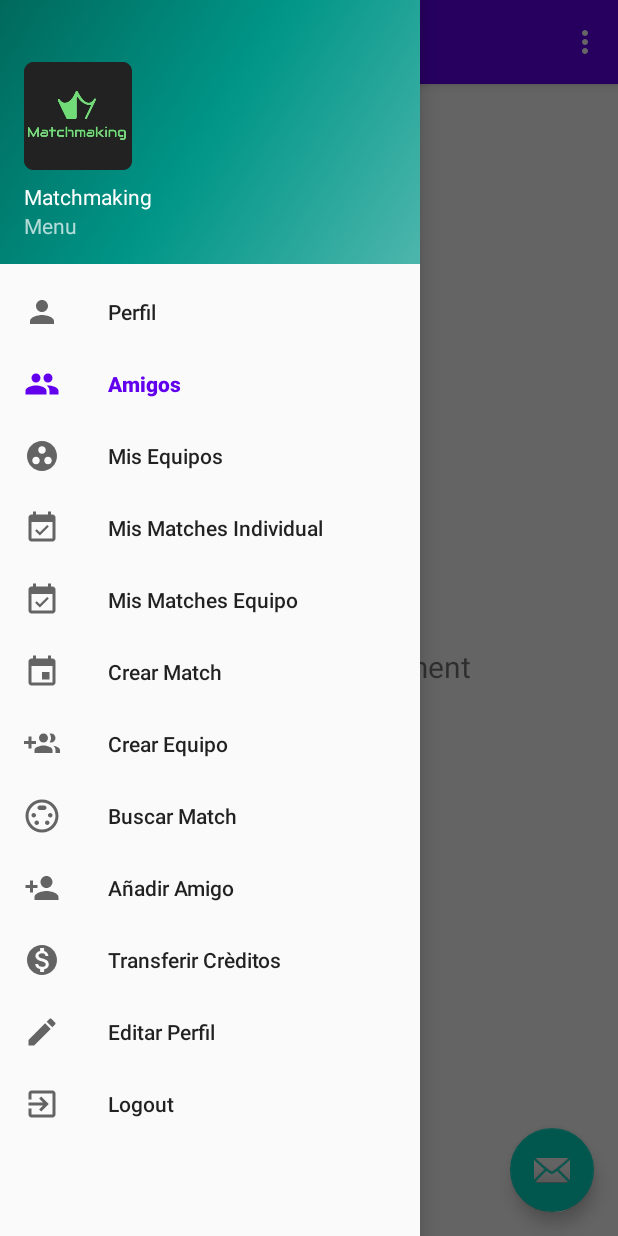
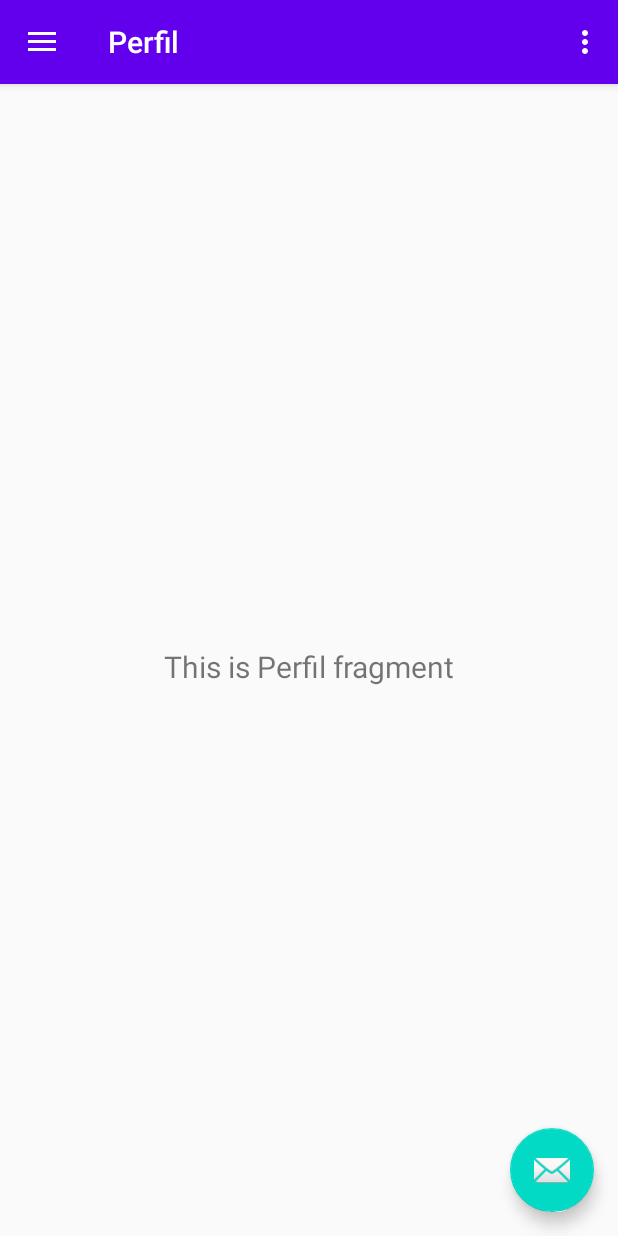
Before and after one commit to IETI-Starsoft/Matchmaking-Android, an Android app: the MainActivity screen opened directly, with no data from a screen before it, after a tap on "Perfil", on a phone screen of 412 x 824 dp. Run offline under Robolectric (Android 15) with nearby library versions, the phone set to English and light mode, and no system bars; our stand-ins replace navigation-ui; 1 other tap on this screen came first.

Commit message:
:construction: Profile view and fragments

```diff
--- a/app/src/main/java/edu/escuelaing/matchmaking/ui/menu/fragment/PerfilFragment.java
+++ b/app/src/main/java/edu/escuelaing/matchmaking/ui/menu/fragment/PerfilFragment.java
@@ -1,6 +1,37 @@
 package edu.escuelaing.matchmaking.ui.menu.fragment;
 
+import android.os.Bundle;
+import android.view.LayoutInflater;
+import android.view.View;
+import android.view.ViewGroup;
+import android.widget.TextView;
+
+import androidx.annotation.NonNull;
+import androidx.annotation.Nullable;
 import androidx.fragment.app.Fragment;
+import androidx.lifecycle.Observer;
+import androidx.lifecycle.ViewModelProviders;
+
+import edu.escuelaing.matchmaking.R;
+import edu.escuelaing.matchmaking.ui.menu.viewmodel.PerfilViewModel;
 
 public class PerfilFragment extends Fragment {
+
+    private PerfilViewModel perfilViewModel;
+
+    public View onCreateView(@NonNull LayoutInflater inflater,
+                             ViewGroup container, Bundle savedInstanceState){
+        perfilViewModel =
+                ViewModelProviders.of(this).get(PerfilViewModel.class);
+        View root = inflater.inflate(R.layout.fragment_perfil, container, false);
+        final TextView textView = root.findViewById(R.id.text_perfil);
+        perfilViewModel.getText().observe(getViewLifecycleOwner(), new Observer<String>() {
+            @Override
+            public void onChanged(@Nullable String s) {
+                textView.setText(s);
+            }
+        });
+        return root;
+    }
+
 }
--- /dev/null
+++ b/app/src/main/java/edu/escuelaing/matchmaking/ui/menu/viewmodel/PerfilViewModel.java
@@ -0,0 +1,20 @@
+package edu.escuelaing.matchmaking.ui.menu.viewmodel;
+
+import androidx.lifecycle.LiveData;
+import androidx.lifecycle.MutableLiveData;
+import androidx.lifecycle.ViewModel;
+
+public class PerfilViewModel extends ViewModel {
+
+    private MutableLiveData<String> mText;
+
+    public PerfilViewModel() {
+        mText = new MutableLiveData<>();
+        mText.setValue("This is Perfil fragment");
+    }
+
+    public LiveData<String> getText() {
+        return mText;
+    }
+
+}
--- /dev/null
+++ b/app/src/main/res/layout/fragment_perfil.xml
@@ -0,0 +1,22 @@
+<?xml version="1.0" encoding="utf-8"?>
+<androidx.constraintlayout.widget.ConstraintLayout
+    xmlns:android="http://schemas.android.com/apk/res/android" android:layout_width="match_parent"
+    android:layout_height="match_parent" xmlns:app="http://schemas.android.com/apk/res-auto"
+    xmlns:tools="http://schemas.android.com/tools"
+    tools:context=".ui.menu.fragment.PerfilFragment">
+
+    <TextView
+        android:id="@+id/text_perfil"
+        android:layout_width="match_parent"
+        android:layout_height="wrap_content"
+        android:layout_marginStart="8dp"
+        android:layout_marginTop="8dp"
+        android:layout_marginEnd="8dp"
+        android:textAlignment="center"
+        android:textSize="20sp"
+        app:layout_constraintBottom_toBottomOf="parent"
+        app:layout_constraintEnd_toEndOf="parent"
+        app:layout_constraintStart_toStartOf="parent"
+        app:layout_constraintTop_toTopOf="parent" />
+
+</androidx.constraintlayout.widget.ConstraintLayout>
--- a/app/src/main/res/navigation/mobile_navigation.xml
+++ b/app/src/main/res/navigation/mobile_navigation.xml
@@ -3,8 +3,13 @@
     xmlns:app="http://schemas.android.com/apk/res-auto"
     xmlns:tools="http://schemas.android.com/tools"
     android:id="@+id/mobile_navigation"
-    app:startDestination="@+id/nav_amigos">
+    app:startDestination="@id/nav_perfil">
 
+    <fragment
+        android:id="@+id/nav_perfil"
+        android:name="edu.escuelaing.matchmaking.ui.menu.fragment.PerfilFragment"
+        android:label="@string/perfil"
+        tools:layout="@layout/fragment_perfil" />
     <fragment
         android:id="@+id/nav_amigos"
         android:name="edu.escuelaing.matchmaking.ui.menu.fragment.AmigosFragment"
@@ -55,5 +60,10 @@
         android:name="edu.escuelaing.matchmaking.ui.menu.fragment.EditarPerfilFragment"
         android:label="@string/edit_profile"
         tools:layout="@layout/fragment_editar_perfil" />
+    <fragment
+        android:id="@+id/nav_edit"
+        android:name="edu.escuelaing.matchmaking.ui.menu.fragment.EditarPerfilFragment"
+        android:label="@string/edit_profile"
+        tools:layout="@layout/fragment_editar_perfil" />
 
 </navigation>
```
